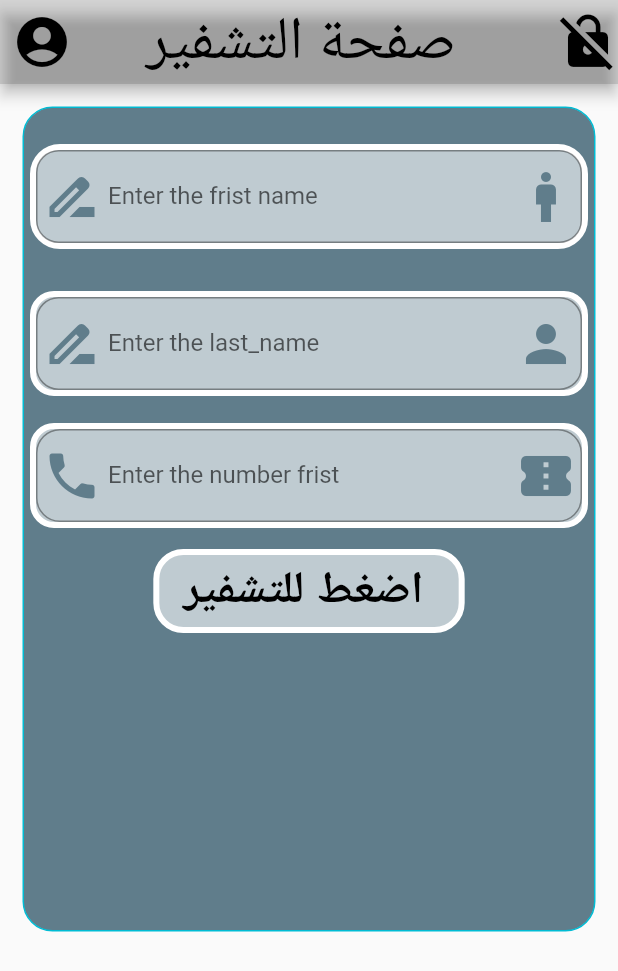
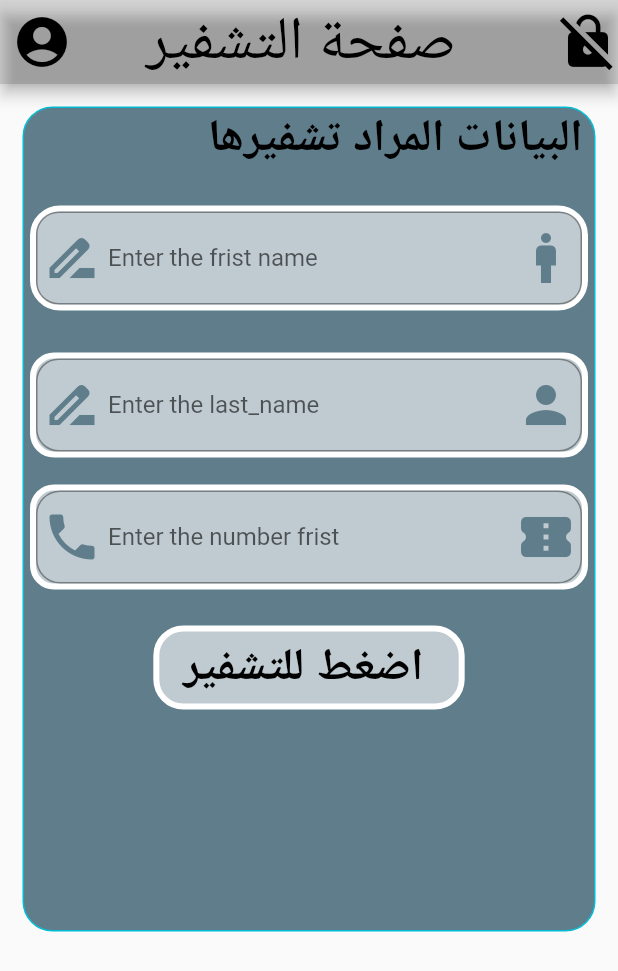
Before and after one commit to salahalddinn/project_flutter, a Flutter app: the screen it shows after launch, on a phone screen of 412 x 824 dp. Shown: the top 971 px of the screen. Run offline on Flutter 3.47's test engine with Material 2 defaults, Android fonts, the light colour scheme and no system bars.

Commit message:
create the Row in the top Text

```diff
--- a/lib/main.dart
+++ b/lib/main.dart
@@ -42,6 +42,12 @@ class screan1 extends StatelessWidget {
               ),
               child: Column(
                 children: [
+                  Row(
+                    textDirection: TextDirection.rtl,
+                    children: [
+                      Text("البيانات المراد تشفيرها ",style: TextStyle(color: Colors.black,fontWeight: FontWeight.bold,fontSize: 30),),
+                    ],
+                  ),
                   SizedBox(height: 20,),
                   Container(
                     margin: EdgeInsets.all(4),
@@ -115,7 +121,7 @@ class screan1 extends StatelessWidget {
                       ),
                     ),
                   ),
-                  SizedBox(height: 10,),
+                  SizedBox(height: 20,),
                   Container(
 
                     decoration: BoxDecoration(
@@ -126,6 +132,7 @@ class screan1 extends StatelessWidget {
 
                       child: MaterialButton(
                         splashColor: Colors.blue,
+
                         onPressed: (){},child: Text("اضغط للتشفير ",style:TextStyle(color: Colors.black,fontSize: 30,fontWeight: FontWeight.bold),),))
                 ],
               ),
```
